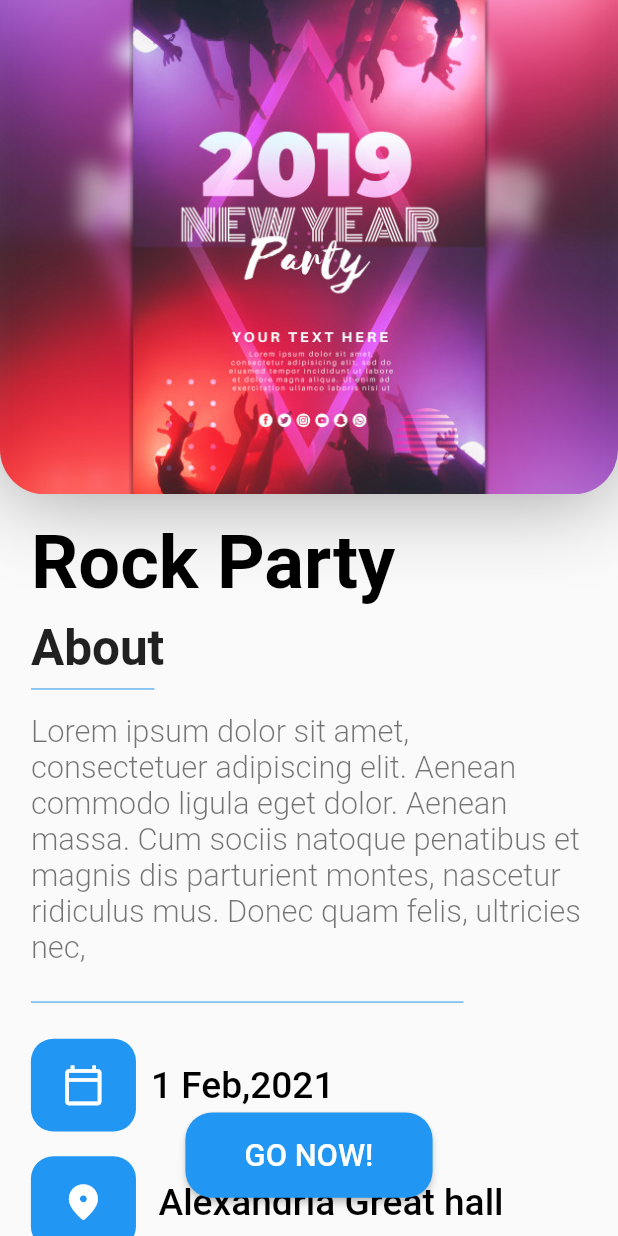
After one commit to Mohamed-Abdelrazeq/flutter-events-app, a Flutter app: the EventScreen screen opened by its route, on a phone screen of 412 x 824 dp. The commit adds this screen. Run offline on Flutter 3.47's test engine with Material 2 defaults, Android fonts, the phone set to English and light mode, and no system bars; our stand-ins replace cloud_firestore, firebase_auth, firebase_core, flushbar, flutter_spinkit, geolocator; missing offline and left inert: geocoder; accounts and stored records are empty.

Commit message:
Add FAB design Add Account design Make it Dynamic Part 1 Confirmed

```diff
--- /dev/null
+++ b/lib/Views/Screens/EventScreen.dart
@@ -0,0 +1,222 @@
+import 'package:events_app/Views/Component/MyButton.dart';
+import 'package:flutter/cupertino.dart';
+import 'package:flutter/material.dart';
+
+class EventScreen extends StatelessWidget {
+  @override
+  Widget build(BuildContext context) {
+    double width = MediaQuery.of(context).size.width;
+    double height = MediaQuery.of(context).size.height;
+    return Scaffold(
+      body: Stack(
+        children: [
+          Column(
+            children: [
+              Container(
+                height: height * .4,
+                width: width,
+                decoration: BoxDecoration(
+                    boxShadow: [
+                      BoxShadow(
+                        color: Colors.grey,
+                        offset: Offset(0.0, 1.0), //(x,y)
+                        blurRadius: 50.0,
+                      ),
+                    ],
+                    image: DecorationImage(
+                        image: AssetImage('images/partyposter.jpg'),
+                        fit: BoxFit.cover),
+                    borderRadius: BorderRadius.only(
+                        bottomRight: Radius.circular(30),
+                        bottomLeft: Radius.circular(30))),
+              ),
+              Container(
+                height: height * .6,
+                child: ListView(
+                  physics: BouncingScrollPhysics(),
+                  children: [
+                    Padding(
+                      padding: EdgeInsets.symmetric(horizontal: width * .05),
+                      child: Column(
+                        crossAxisAlignment: CrossAxisAlignment.start,
+                        children: [
+                          ////////////Title
+                          SizedBox(
+                            height: height * .02,
+                          ),
+                          Text(
+                            'Rock Party',
+                            style: TextStyle(
+                                fontSize: height * .06,
+                                color: Colors.black,
+                                fontWeight: FontWeight.bold),
+                          ),
+                          SizedBox(
+                            height: height * .01,
+                          ),
+                          ////////////////About
+                          Text(
+                            'About',
+                            style: TextStyle(
+                              fontWeight: FontWeight.bold,
+                              fontSize: height * .04,
+                            ),
+                          ),
+                          Container(
+                            width: width * .2,
+                            child: Divider(
+                              color: Colors.blue,
+                            ),
+                          ),
+                          SizedBox(
+                            height: height * .01,
+                          ),
+                          Text(
+                            'Lorem ipsum dolor sit amet, consectetuer adipiscing elit. Aenean commodo ligula eget dolor. Aenean massa. Cum sociis natoque penatibus et magnis dis parturient montes, nascetur ridiculus mus. Donec quam felis, ultricies nec,',
+                            style: TextStyle(
+                                color: Colors.black54,
+                                fontSize: height * .025,
+                                fontWeight: FontWeight.w300),
+                          ),
+                          SizedBox(
+                            height: height * .02,
+                          ),
+                          Container(
+                            width: width * .7,
+                            child: Divider(
+                              color: Colors.blue,
+                            ),
+                          ),
+                          SizedBox(
+                            height: height * .02,
+                          ),
+                          /////////////////
+                          Row(
+                            children: [
+                              Container(
+                                padding: EdgeInsets.symmetric(
+                                    horizontal: width * .05,
+                                    vertical: height * 0.02),
+                                decoration: BoxDecoration(
+                                    color: Colors.blue,
+                                    borderRadius: BorderRadius.circular(15)),
+                                child: Center(
+                                    child: Icon(
+                                  Icons.calendar_today_outlined,
+                                  color: Colors.white,
+                                  size: width * .07,
+                                )),
+                              ),
+                              SizedBox(
+                                width: 10,
+                              ),
+                              Text(
+                                '1 Feb,2021',
+                                style: TextStyle(
+                                    color: Colors.black,
+                                    fontSize: height * .03,
+                                    fontWeight: FontWeight.w500),
+                              ),
+                            ],
+                          ),
+                          SizedBox(
+                            height: height * .02,
+                          ),
+                          ////////////////
+                          Row(
+                            children: [
+                              Container(
+                                padding: EdgeInsets.symmetric(
+                                    horizontal: width * .05,
+                                    vertical: height * 0.02),
+                                decoration: BoxDecoration(
+                                    color: Colors.blue,
+                                    borderRadius: BorderRadius.circular(15)),
+                                child: Center(
+                                    child: Icon(
+                                  Icons.location_on_rounded,
+                                  color: Colors.white,
+                                  size: width * .07,
+                                )),
+                              ),
+                              SizedBox(
+                                width: 15,
+                              ),
+                              Text(
+                                'Alexandria Great hall',
+                                style: TextStyle(
+                                    color: Colors.black,
+                                    fontSize: height * .03,
+                                    fontWeight: FontWeight.w500),
+                              ),
+                            ],
+                          ),
+                          SizedBox(
+                            height: height * .02,
+                          ),
+                          ////////////
+                          Row(
+                            children: [
+                              Container(
+                                padding: EdgeInsets.symmetric(
+                                    horizontal: width * .05,
+                                    vertical: height * 0.02),
+                                decoration: BoxDecoration(
+                                    color: Colors.blue,
+                                    borderRadius: BorderRadius.circular(15)),
+                                child: Center(
+                                    child: Icon(
+                                  Icons.account_circle,
+                                  size: width * .07,
+                                      color: Colors.white,
+                                )),
+                              ),
+                              SizedBox(
+                                width: 15,
+                              ),
+                              Text(
+                                'John Smith',
+                                style: TextStyle(
+                                    color: Colors.black,
+                                    fontSize: height * .03,
+                                    fontWeight: FontWeight.w500),
+                              ),
+                            ],
+                          ),
+                          SizedBox(
+                            height: height * .13,
+                          ),
+                          ////////////
+                        ],
+                      ),
+                    )
+                  ],
+                ),
+              ),
+            ],
+          ),
+          Positioned(
+            top: height * .9,
+            child: Container(
+              width: width,
+              child: Row(
+                mainAxisAlignment: MainAxisAlignment.center,
+                children: [
+                  MyButton(
+                      width: width*.4,
+                      height: height,
+                      myText: 'GO NOW!',
+                      myFunc: () {},
+                      horizontalPadding: 0,
+                      verticalPadding: height * .02,
+                      myTextColor: Colors.white,
+                      myButtonColor: Colors.blue),
+                ],
+              ),
+            ),
+          )
+        ],
+      ),
+    );
+  }
+}
--- a/lib/main.dart
+++ b/lib/main.dart
@@ -6,6 +6,7 @@ import 'Controllers/UserProvider.dart';
 import 'Controllers/PageProvider.dart';
 import 'Views/Screens/AccountPage.dart';
 import 'Views/Screens/EnterScreen.dart';
+import 'Views/Screens/EventScreen.dart';
 import 'Views/Screens/HomePage.dart';
 import 'Views/Screens/Loading.dart';
 import 'Views/Screens/Login.dart';
@@ -40,6 +41,7 @@ class MyApp extends StatelessWidget {
         '/MyHomePage': (context) => MyHomePage(),
         '/AccountPage': (context) => AccountPage(),
         '/HomePage': (context) => HomePage(),
+        '/EventScreen': (context) => EventScreen(),
       },
       home: FutureBuilder(
         // Initialize FlutterFire:
```
Also changed, not shown: lib/Views/Screens/HomePage.dart (+136 -46 lines).
